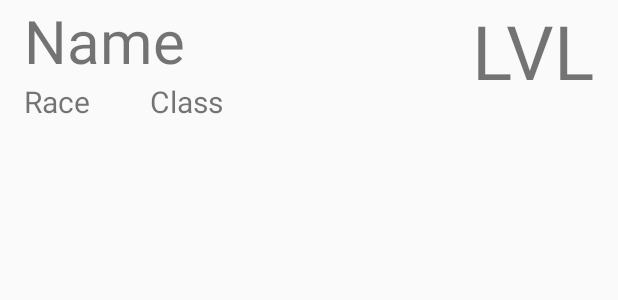
After one commit to Razakor/Inventory, an Android app: the layout character_list_item.xml on its own in the app's theme, with its tools: preview values and no code run, on a phone screen of 412 x 824 dp. The commit adds this screen. Shown: the top 300 px of the screen. Run offline under Robolectric (Android 15) with nearby library versions, the phone set to English and light mode, and no system bars.

Commit message:
added character item

```diff
--- a/app/src/main/java/com/razakor/inventory/MainActivity.kt
+++ b/app/src/main/java/com/razakor/inventory/MainActivity.kt
@@ -13,6 +13,9 @@ import kotlinx.android.synthetic.main.content_character.*
 
 class MainActivity : AppCompatActivity() {
 
+    var characters: MutableList<Character> = mutableListOf()
+
+
     override fun onCreate(savedInstanceState: Bundle?) {
         super.onCreate(savedInstanceState)
         setContentView(R.layout.activity_main)
@@ -23,20 +26,28 @@ class MainActivity : AppCompatActivity() {
             val characterDialogBuilder = AlertDialog.Builder(this)
                 .setView(characterDialog)
                 .setTitle("Create Character")
+
             val  characterAlertDialog = characterDialogBuilder.show()
+
             characterDialog.btnOK.setOnClickListener {
                 characterAlertDialog.dismiss()
-                val name = characterDialog.edit_name.text.toString()
-                val race = characterDialog.edit_race.text.toString()
-                val clas = characterDialog.edit_class.text.toString()
-                val xp = characterDialog.edit_experience.text.toString()
-                 textView.setText("Name: $name, Race: $race, Class: $clas, XP: $xp")
+
+                val character = Character()
+
+                character.name = characterDialog.edit_name.text.toString()
+                character.race = characterDialog.edit_race.text.toString()
+                character.clas = characterDialog.edit_class.text.toString()
+                character.xp = characterDialog.edit_experience.text.toString().toInt()
+
             }
+
             characterDialog.btnCancel.setOnClickListener {
                 characterAlertDialog.dismiss()
             }
         }
     }
+
+
 
     override fun onCreateOptionsMenu(menu: Menu): Boolean {
         menuInflater.inflate(R.menu.menu_main, menu)
--- /dev/null
+++ b/app/src/main/res/layout/character_list_item.xml
@@ -0,0 +1,48 @@
+<?xml version="1.0" encoding="utf-8"?>
+<RelativeLayout xmlns:android="http://schemas.android.com/apk/res/android"
+              android:orientation="vertical"
+              android:layout_width="match_parent"
+              android:layout_height="match_parent">
+
+    <TextView
+            android:id="@+id/character_name"
+            android:text="Name"
+            android:textSize="40sp"
+            android:layout_width="wrap_content"
+            android:layout_height="wrap_content"
+            android:layout_alignParentStart="true"
+            android:paddingStart="16dp"
+    />
+
+    <TextView
+            android:id="@+id/character_race"
+            android:text="Race"
+            android:textSize="20sp"
+            android:layout_width="wrap_content"
+            android:layout_height="wrap_content"
+            android:layout_below="@+id/character_name"
+            android:paddingStart="16dp"
+    />
+
+    <TextView
+            android:id="@+id/character_class"
+            android:text="Class"
+            android:textSize="20sp"
+            android:layout_width="wrap_content"
+            android:layout_height="wrap_content"
+            android:layout_below="@+id/character_name"
+            android:layout_toEndOf="@+id/character_race"
+            android:paddingStart="40dp"
+    />
+
+    <TextView
+            android:id="@+id/character_lvl"
+            android:text="LVL"
+            android:textSize="50sp"
+            android:layout_width="wrap_content"
+            android:layout_height="wrap_content"
+            android:layout_alignParentEnd="true"
+            android:paddingEnd="16dp"
+    />
+
+</RelativeLayout>
```
